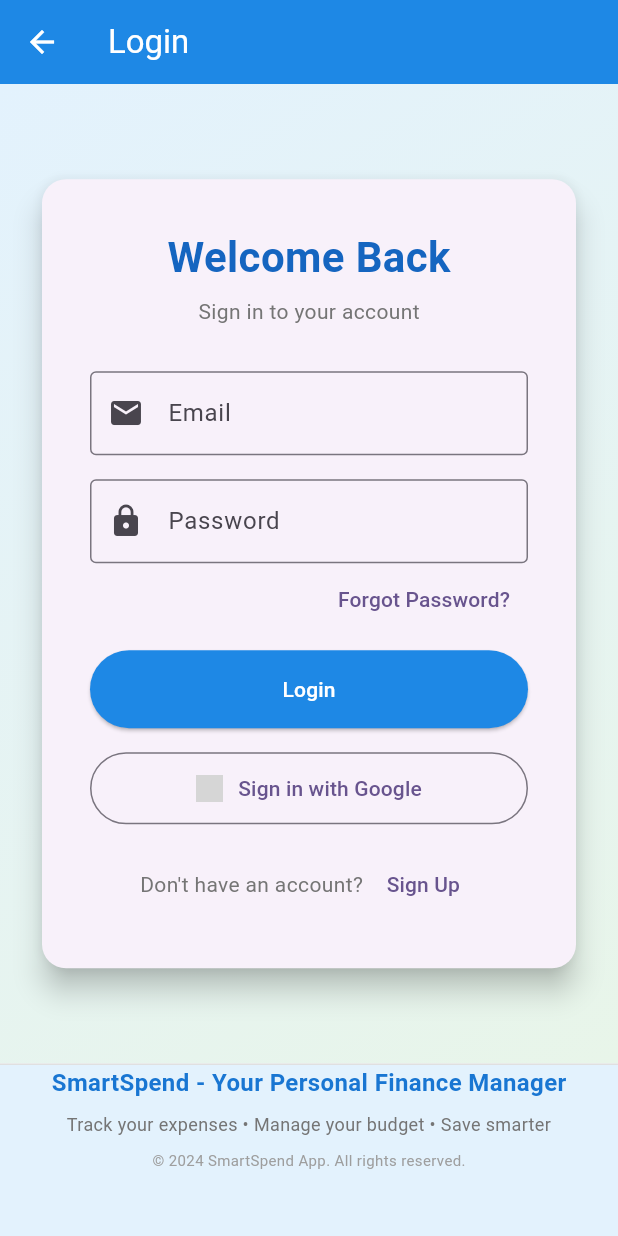
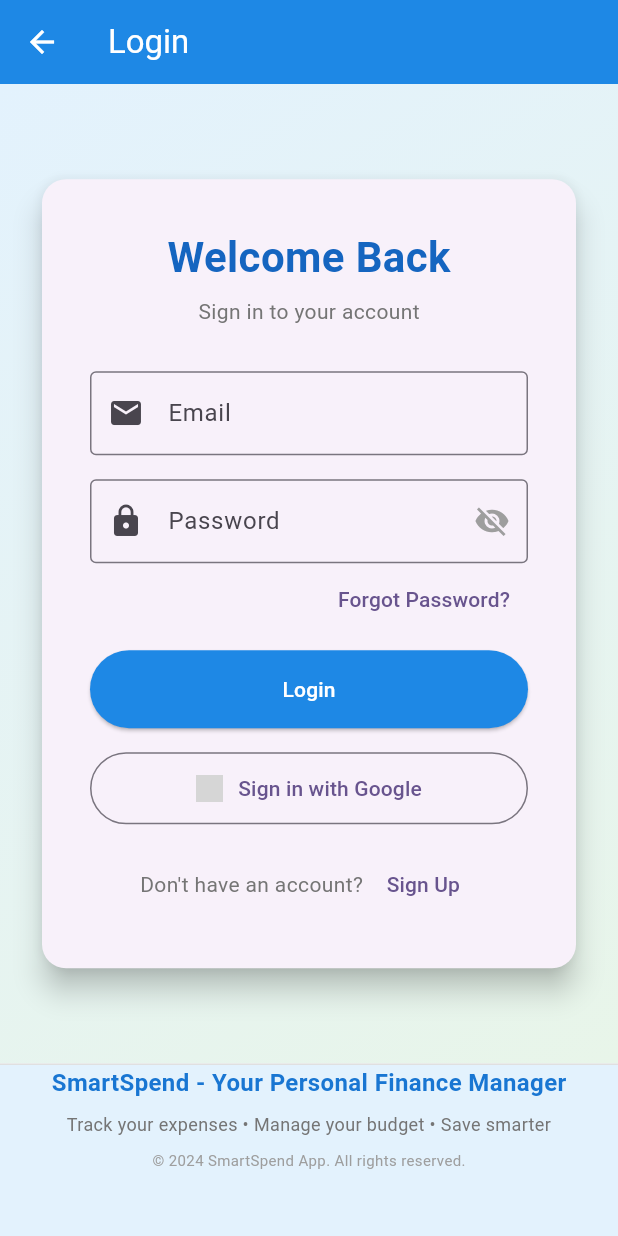
Before and after one commit to 16LouisM/FlutterPrep, a Flutter app: the LoginPage screen opened directly, on a phone screen of 412 x 824 dp. Run offline on Flutter 3.47's test engine with Material 3 defaults, Android fonts, the light colour scheme and no system bars; our stand-ins replace cloud_firestore, firebase_auth, firebase_core; accounts and stored records are empty; network calls fail; grey boxes are pictures that could not be loaded.

Commit message:
eye icon for the password in the login page

```diff
--- a/lib/pages/login_page.dart
+++ b/lib/pages/login_page.dart
@@ -17,6 +17,7 @@ class _LoginPageState extends State<LoginPage> {
   final _passwordController = TextEditingController();
   bool _isLoading = false;
   bool _isGoogleLoading = false;
+  bool _obscurePassword = true;
 
   // ---------------------------------------------------------------------------
   // 🔐 EMAIL + PASSWORD SIGN IN
@@ -195,11 +196,24 @@ class _LoginPageState extends State<LoginPage> {
                         // Password
                         TextField(
                           controller: _passwordController,
-                          obscureText: true,
-                          decoration: const InputDecoration(
+                          obscureText: _obscurePassword, // Use a state variable
+                          decoration: InputDecoration(
                             labelText: 'Password',
-                            prefixIcon: Icon(Icons.lock),
-                            border: OutlineInputBorder(),
+                            prefixIcon: const Icon(Icons.lock),
+                            suffixIcon: IconButton(
+                              icon: Icon(
+                                _obscurePassword
+                                    ? Icons.visibility_off
+                                    : Icons.visibility,
+                                color: Colors.grey,
+                              ),
+                              onPressed: () {
+                                setState(() {
+                                  _obscurePassword = !_obscurePassword;
+                                });
+                              },
+                            ),
+                            border: const OutlineInputBorder(),
                           ),
                         ),
 
```
